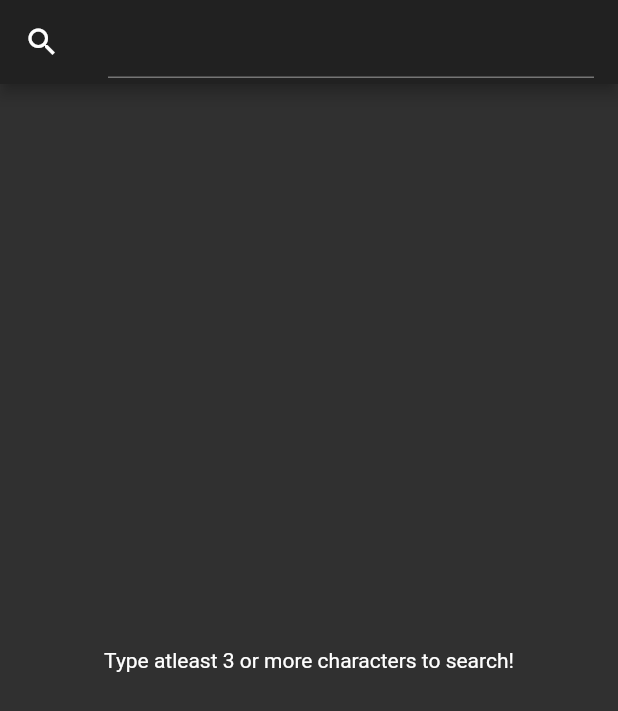
After one commit to SEGVeenstra/films-and-series-app, a Flutter app: the screen it shows after launch, on a phone screen of 412 x 824 dp. The commit adds this screen. Shown: the top 711 px of the screen. Run offline on Flutter 3.47's test engine with Material 2 defaults, Android fonts, the phone set to English and light mode, and no system bars.

Commit message:
Create separate SearchPage

```diff
--- /dev/null
+++ b/lib/films_and_series/pages/search_page.dart
@@ -0,0 +1,60 @@
+import 'package:films_and_series/films_and_series/models/search_result.dart';
+import 'package:films_and_series/films_and_series/services/omdb_service.dart';
+import 'package:flutter/material.dart';
+
+import 'detail_page.dart';
+
+class SearchPage extends StatefulWidget {
+  @override
+  _SearchPageState createState() => _SearchPageState();
+}
+
+class _SearchPageState extends State<SearchPage> {
+
+  final OmdbService _service = OmdbService();
+  var _query = "";
+
+  @override
+  Widget build(BuildContext context) {
+    return Scaffold(
+      appBar: AppBar(
+        leading: Icon(Icons.search),
+        title: TextField(
+          onChanged: (text){
+            setState(() {
+              _query = text;
+            });
+          },
+        ),
+      ),
+      body: _query.length > 2 ? FutureBuilder<SearchResult>(
+        future: _service.search(_query, 1),
+        builder: (context, snapshot){
+          if(!snapshot.hasData)
+            return Center(
+              child: CircularProgressIndicator(),
+            );
+          else if (snapshot.data.response)
+            return ListView(
+              children: List.generate(snapshot.data.results.length, (index) {
+                return ListTile(
+                  onTap: (){
+                    Navigator.of(context).push(MaterialPageRoute(builder: (context) => DetailPage(snapshot.data.results[index], _service)));
+                  },
+                  title: Text(snapshot.data.results[index].title),
+                  subtitle: Text(snapshot.data.results[index].year),
+                  leading: Image.network(snapshot.data.results[index].poster),
+                );
+              }),
+            );
+          else
+            return Center(
+              child: Text(snapshot.data.error),
+            );
+        },
+      ) : Center(
+        child: Text('Type atleast 3 or more characters to search!'),
+      ),
+    );
+  }
+}
--- a/lib/main.dart
+++ b/lib/main.dart
@@ -1,5 +1,6 @@
 import 'package:films_and_series/films_and_series/models/detail_result.dart';
 import 'package:films_and_series/films_and_series/models/search_result.dart';
+import 'package:films_and_series/films_and_series/pages/search_page.dart';
 import 'package:films_and_series/films_and_series/services/omdb_service.dart';
 import 'package:flutter/material.dart';
 
@@ -7,63 +8,14 @@ import 'films_and_series/pages/detail_page.dart';
 
 void main() => runApp(MyApp());
 
-class MyApp extends StatefulWidget {
-  // This widget is the root of your application.
-
-  @override
-  _MyAppState createState() => _MyAppState();
-}
-
-class _MyAppState extends State<MyApp> {
-  final OmdbService _service = OmdbService();
-
-  var _query = "";
+class MyApp extends StatelessWidget {
 
   @override
   Widget build(BuildContext context) {
     return MaterialApp(
       title: 'Flutter Demo',
       theme: ThemeData.dark(),
-      home: Scaffold(
-        appBar: AppBar(
-          leading: Icon(Icons.search),
-          title: TextField(
-            onChanged: (text){
-              setState(() {
-                _query = text;
-              });
-            },
-          ),
-        ),
-          body: _query.length > 2 ? FutureBuilder<SearchResult>(
-            future: _service.search(_query, 1),
-            builder: (context, snapshot){
-              if(!snapshot.hasData)
-                return Center(
-                  child: CircularProgressIndicator(),
-                );
-              else if (snapshot.data.response)
-                return ListView(
-                  children: List.generate(snapshot.data.results.length, (index) {
-                    return ListTile(
-                      onTap: (){
-                        Navigator.of(context).push(MaterialPageRoute(builder: (context) => DetailPage(snapshot.data.results[index], _service)));
-                      },
-                      title: Text(snapshot.data.results[index].title),
-                      subtitle: Text(snapshot.data.results[index].year),
-                      leading: Image.network(snapshot.data.results[index].poster),
-                    );
-                  }),
-                );
-              else
-                return Center(
-                  child: Text(snapshot.data.error),
-                );
-            },
-          ) : Center(
-            child: Text('Type atleast 3 or more characters to search!'),
-          ),
-      ),
+      home: SearchPage(),
     );
   }
 }
```
